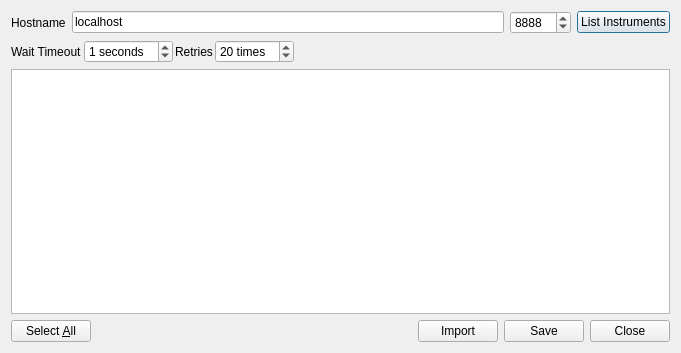
Old version of the form oom/instruments/importbase.ui in the repository ccherrett/oom.
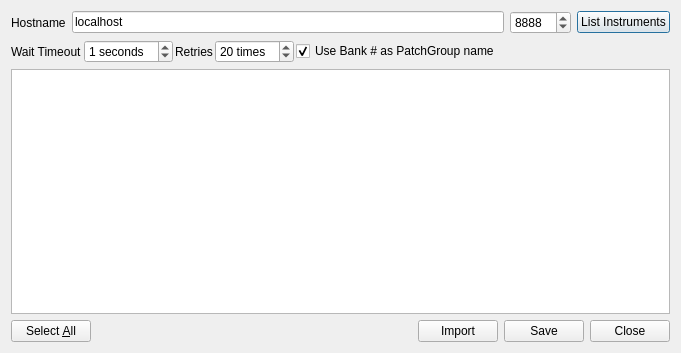
New version of the form.

Commit message: Updated instrument importer to support using the bank number as pg name, set default LS audio channel count to 1

The edit to the form file:
```diff
--- a/oom/instruments/importbase.ui
+++ b/oom/instruments/importbase.ui
@@ -148,6 +148,16 @@
        </property>
       </widget>
      </item>
+     <item>
+      <widget class="QCheckBox" name="chkBankAsNumber">
+       <property name="text">
+        <string>Use Bank # as PatchGroup name</string>
+       </property>
+       <property name="checked">
+        <bool>true</bool>
+       </property>
+      </widget>
+     </item>
      <item>
       <spacer name="horizontalSpacer_2">
        <property name="orientation">
```
The commit also changes 7 other files.
